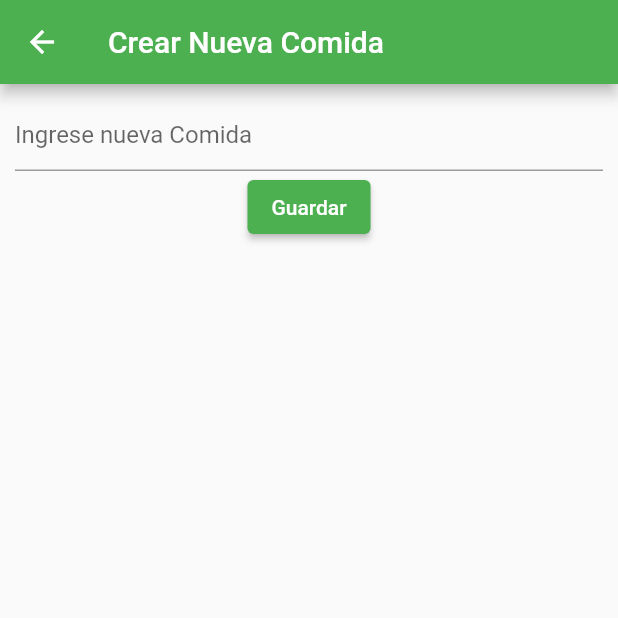
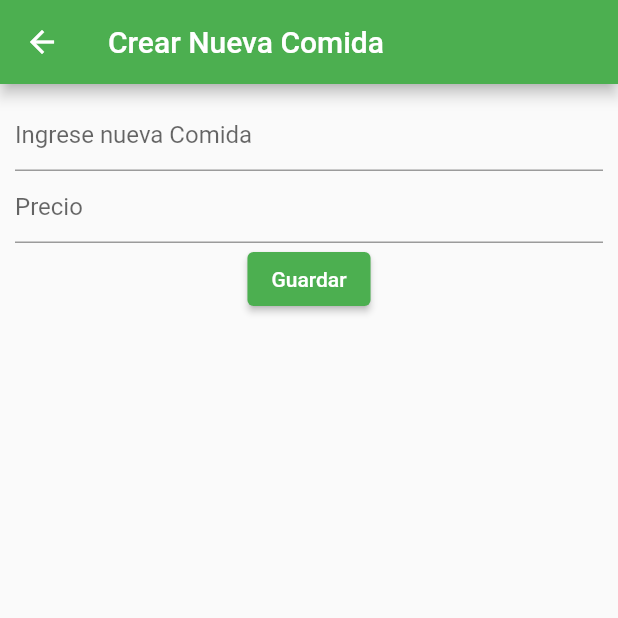
Before and after one commit to GalvanNelson/tienda, a Flutter app: the screen it shows after launch, after a tap on the "add" icon, on a phone screen of 412 x 824 dp, the top half of it. Run offline on Flutter 3.47's test engine with Material 2 defaults, Android fonts, the phone set to English and light mode, and no system bars; our stand-ins replace cloud_firestore, firebase_core, google_fonts, image_picker; accounts and stored records are empty.

Commit message:
arreglo de registro de comida

```diff
--- a/lib/screens/gestionar_comidas/crear_comida.dart
+++ b/lib/screens/gestionar_comidas/crear_comida.dart
@@ -11,6 +11,7 @@ class GuardarComida extends StatefulWidget {
 class _GuardarComidaState extends State<GuardarComida> {
   //* controlador de text edit
   TextEditingController nameController = TextEditingController(text: "");
+  TextEditingController precioController = TextEditingController(text: "");
 
   @override
   Widget build(BuildContext context) {
@@ -27,10 +28,16 @@ class _GuardarComidaState extends State<GuardarComida> {
               decoration:
                   const InputDecoration(hintText: 'Ingrese nueva Comida'),
             ),
+            TextField(
+              controller: precioController,
+              keyboardType: TextInputType.number,
+              decoration: const InputDecoration(hintText: 'Precio'),
+            ),
             ElevatedButton(
                 onPressed: () async {
                   //* el ".then" se ejecuta despues de terinar el "await"
-                  await crearComida(nameController.text)
+                  await crearComida(nameController.text,
+                          double.parse(precioController.text))
                       .then((_) => Navigator.pop(context));
                 },
                 child: const Text('Guardar'))
--- a/lib/screens/gestionar_comidas/listar_comida.dart
+++ b/lib/screens/gestionar_comidas/listar_comida.dart
@@ -67,8 +67,8 @@ class _ListarComidaState extends State<ListarComida> {
                     onTap: () async {
                       await Navigator.pushNamed(context, '/editarComida',
                           arguments: {
+                            'uid': snapshot.data?[index]['uid'],
                             'name': snapshot.data?[index]['nombre'],
-                            'uid': snapshot.data?[index]['uid'],
                             'precio': snapshot.data?[index]['precio']
                           });
                       setState(() {});
--- a/lib/services/data_base_firebase.dart
+++ b/lib/services/data_base_firebase.dart
@@ -17,7 +17,7 @@ Future<List> getComida() async {
     final comida = {
       'uid': element.id,
       'nombre': data['nombre'],
-      'precio': data['precio']
+      'precio': data['precio'].toString()
     };
     getComidas.add(comida);
   }
@@ -26,8 +26,10 @@ Future<List> getComida() async {
 }
 
 //* Crear datos en la tabla "Comidas"
-Future<void> crearComida(String nameComida) async {
-  await dbTienda.collection("comidas").add({'nombre': nameComida});
+Future<void> crearComida(String nameComida, double precio) async {
+  await dbTienda
+      .collection("comidas")
+      .add({'nombre': nameComida, 'precio': precio});
 }
 
 //* Actualizar comidas
```
